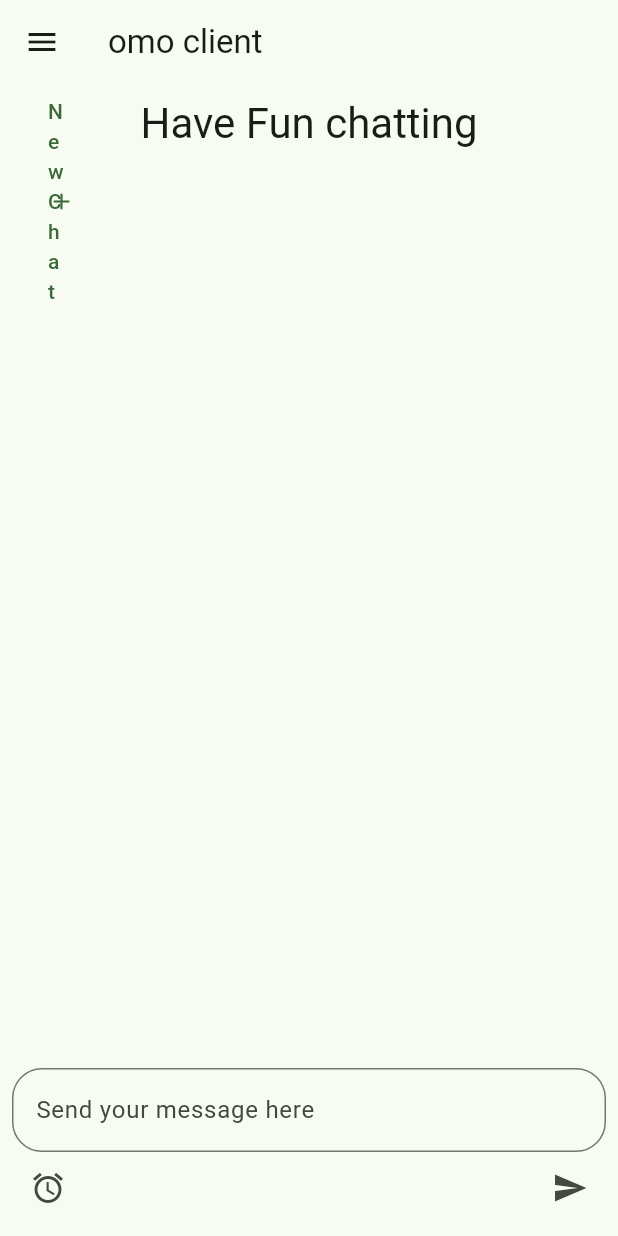
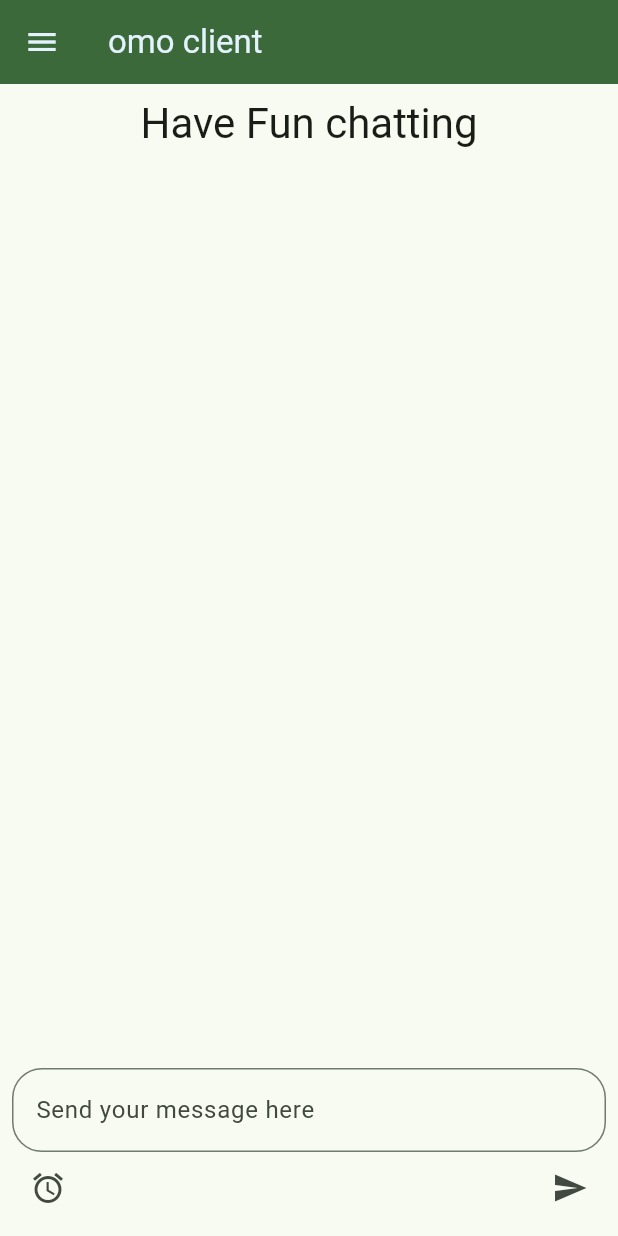
Before and after one commit to epicseven-cup/omo, a Flutter app: the screen it shows after launch, on a phone screen of 412 x 824 dp. Run offline on Flutter 3.47's test engine with Material 3 defaults, Android fonts, the phone set to English and light mode, and no system bars.

Commit message:
adding chat ui

```diff
--- /dev/null
+++ b/omo_client/lib/common/screens/home_screen.dart
@@ -0,0 +1,89 @@
+import 'package:flutter/foundation.dart';
+import 'package:flutter/material.dart';
+
+import '../widgets/NavigationMenu.dart';
+import '../widgets/NavigationMenuItem.dart';
+
+class HomeScreen extends StatefulWidget {
+  const HomeScreen({super.key, required this.title});
+
+  final String title;
+
+  @override
+  State<HomeScreen> createState() => _HomeScreenState();
+}
+
+class _HomeScreenState extends State<HomeScreen> {
+  @override
+  Widget build(BuildContext context) {
+    return NavigationMenu(
+      mainContent:
+          // Center is a layout widget. It takes a single child and positions it
+          // in the middle of the parent.
+          GestureDetector(
+            onTap: () {
+              // unfocus element, dismiss keyboard etc, can be call without checking if anything if foucs, but can cause issues down the line
+              FocusScope.of(context).unfocus();
+            },
+            child: Padding(
+              padding: EdgeInsets.all(8.0),
+              child: Column(
+                children: <Widget>[
+                  Expanded(
+                    child: Text(
+                      'Have Fun chatting',
+                      style: Theme.of(context).textTheme.headlineMedium,
+                    ),
+                  ),
+                  SafeArea(
+                    child: Column(
+                      children: [
+                        TextField(
+                          decoration: InputDecoration(
+                            border: OutlineInputBorder(
+                              borderRadius: BorderRadius.circular(20.0),
+                            ),
+                            labelText: 'Send your message here',
+                          ),
+                        ),
+                        Row(
+                          mainAxisAlignment: MainAxisAlignment.spaceBetween,
+                          children: [
+                            IconButton(
+                              onPressed: () {},
+                              icon: Icon(Icons.access_alarm),
+                            ),
+                            // Expanded(child: Text("")),
+                            IconButton(
+                              onPressed: () {},
+                              icon: Icon(Icons.send),
+                            ),
+                          ],
+                        ),
+                      ],
+                    ),
+                  ),
+                ],
+              ),
+            ),
+          ),
+      duration: Duration(milliseconds: 500),
+      title: "omo client",
+      menuItems: [
+        ElevatedButton(
+          style: ElevatedButton.styleFrom(
+            shape: RoundedRectangleBorder(
+              borderRadius: BorderRadius.circular(5.0),
+            ),
+          ),
+          onPressed: () {
+            if (kDebugMode) {
+              print("Button Clicked");
+            }
+          },
+          child: NavigationMenuItem(icon: Icon(Icons.add), title: "New Chat"),
+        ),
+      ],
+    );
+  }
+}
--- a/omo_client/lib/common/widgets/NavigationMenu.dart
+++ b/omo_client/lib/common/widgets/NavigationMenu.dart
@@ -79,6 +79,8 @@ class _NavigationMenuState extends State<NavigationMenu>
     return Scaffold(
       appBar: AppBar(
         title: Text(widget.title),
+        backgroundColor: Theme.of(context).primaryColor,
+        foregroundColor: Theme.of(context).secondaryHeaderColor,
         leading: IconButton(
           onPressed: () {
             setState(() {
@@ -97,15 +99,19 @@ class _NavigationMenuState extends State<NavigationMenu>
           AnimatedBuilder(
             animation: _controller,
             builder: (context, child) {
+              // Cutting off the last reminding of the animation since it will pop itself up making it look weird
+              if (_controller.value > 0.2) {
                 return SizedBox(
-                width: 220 * _controller.value,
+                  width: 200 * _controller.value,
                   child: SlideTransition(
                     position: _offset,
                     child: Container(
                       decoration: BoxDecoration(
                         border: Border(
                           right: BorderSide(
-                          color: Theme.of(context).dividerColor,
+                            color: Theme
+                                .of(context)
+                                .dividerColor,
                           ),
                         ),
                       ),
@@ -116,6 +122,9 @@ class _NavigationMenuState extends State<NavigationMenu>
                     ),
                   ),
                 );
+              }else {
+                return SizedBox.shrink();
+              }
             },
           ),
 
--- a/omo_client/lib/main.dart
+++ b/omo_client/lib/main.dart
@@ -1,5 +1,6 @@
 import 'package:flutter/foundation.dart';
 import 'package:flutter/material.dart';
+import 'package:omo_client/common/screens/home_screen.dart';
 import 'package:omo_client/common/widgets/NavigationMenu.dart';
 import 'package:omo_client/common/widgets/NavigationMenuItem.dart';
 
@@ -16,107 +17,9 @@ class MyApp extends StatelessWidget {
     return MaterialApp(
       title: 'omo client',
       theme: ThemeData(
-        // This is the theme of your application.
-        //
-        // TRY THIS: Try running your application with "flutter run". You'll see
-        // the application has a purple toolbar. Then, without quitting the app,
-        // try changing the seedColor in the colorScheme below to Colors.green
-        // and then invoke "hot reload" (save your changes or press the "hot
-        // reload" button in a Flutter-supported IDE, or press "r" if you used
-        // the command line to start the app).
-        //
-        // Notice that the counter didn't reset back to zero; the application
-        // state is not lost during the reload. To reset the state, use hot
-        // restart instead.
-        //
-        // This works for code too, not just values: Most code changes can be
-        // tested with just a hot reload.
         colorScheme: ColorScheme.fromSeed(seedColor: Colors.green),
       ),
-      home: const MyHomePage(title: 'omo client'),
+      home: const HomeScreen(title: 'omo client'),
     );
   }
 }
-
-class MyHomePage extends StatefulWidget {
-  const MyHomePage({super.key, required this.title});
-
-  // This widget is the home page of your application. It is stateful, meaning
-  // that it has a State object (defined below) that contains fields that affect
-  // how it looks.
-
-  // This class is the configuration for the state. It holds the values (in this
-  // case the title) provided by the parent (in this case the App widget) and
-  // used by the build method of the State. Fields in a Widget subclass are
-  // always marked "final".
-
-  final String title;
-
-  @override
-  State<MyHomePage> createState() => _MyHomePageState();
-}
-
-class _MyHomePageState extends State<MyHomePage> {
-
-  @override
-  Widget build(BuildContext context) {
-    return NavigationMenu(
-      mainContent:
-          // Center is a layout widget. It takes a single child and positions it
-          // in the middle of the parent.
-      GestureDetector(onTap: (){
-        // unfocus element, dismiss keyboard etc, can be call without checking if anything if foucs, but can cause issues down the line
-        FocusScope.of(context).unfocus();
-      },child: Padding(padding: EdgeInsets.all(8.0),
-          child: Column(
-            children: <Widget>[
-              Expanded(
-                child: Text(
-                  'Have Fun chatting',
-                  style: Theme.of(context).textTheme.headlineMedium,
-                ),
-              ),
-              SafeArea(
-                child: Column(
-                  children: [
-                    TextField(
-                      decoration: InputDecoration(
-                        border: OutlineInputBorder(
-                          borderRadius: BorderRadius.circular(20.0),
-                        ),
-                        labelText: 'Send your message here',
-                      ),
-                    ),
-                    Row(
-                      mainAxisAlignment: MainAxisAlignment.spaceBetween,
-                      children: [
-                        IconButton(onPressed: () {}, icon: Icon(Icons.access_alarm)),
-                        // Expanded(child: Text("")),
-                        IconButton(onPressed: () {}, icon: Icon(Icons.send)),
-                      ],
-                    ),
-                  ],
-                ),
-              ),
-            ],
-          ),),),
-      duration: Duration(seconds: 1),
-      title: "omo client",
-      menuItems: [
-        ElevatedButton(
-          style: ElevatedButton.styleFrom(
-            shape: RoundedRectangleBorder(
-              borderRadius: BorderRadius.circular(5.0),
-            ),
-          ),
-          onPressed: () {
-            if (kDebugMode) {
-              print("Button Clicked");
-            }
-          },
-            child: NavigationMenuItem(icon: Icon(Icons.add), title: "New Chat"),
-        ),
-      ],
-    );
-  }
-}
```
Also changed, not shown: omo_client/lib/common/widgets/ChatDisplay.dart (added, +27 -0 lines), omo_client/lib/common/widgets/ChatMessageBubble.dart (added, +29 -0 lines). Lines whose indentation alone changed are shown as unchanged.
